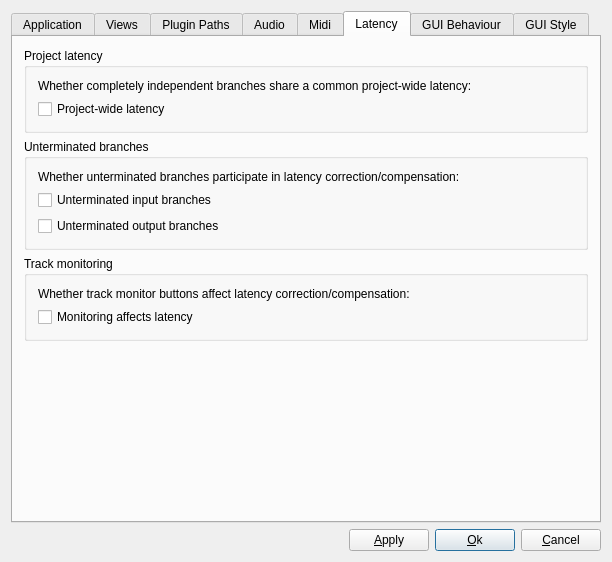
Above: muse3/muse/components/gensetbase.ui from emrum/muse before the change. Below: the same form after it.
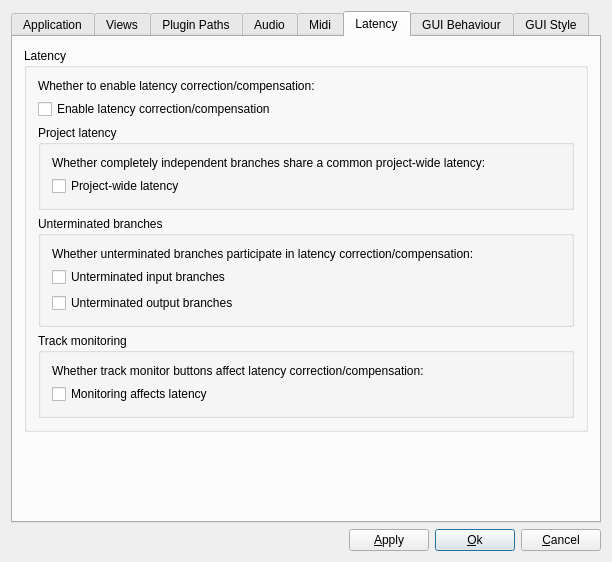
That is the form after the change. The open tabs and pages were chosen to show the change.

Commit message: Done 3rd latency API rewrite. Add settings correction enable.

```diff
--- a/muse3/muse/components/gensetbase.ui
+++ b/muse3/muse/components/gensetbase.ui
@@ -23,7 +23,7 @@
       </sizepolicy>
      </property>
      <property name="currentIndex">
-      <number>0</number>
+      <number>1</number>
      </property>
      <widget class="QWidget" name="TabPage">
       <attribute name="title">
@@ -1711,6 +1711,29 @@
       </attribute>
       <layout class="QVBoxLayout" name="verticalLayout_20">
        <item>
+        <widget class="QGroupBox" name="groupBox_10">
+         <property name="title">
+          <string>Latency</string>
+         </property>
+         <layout class="QVBoxLayout" name="verticalLayout_22">
+          <item>
+           <widget class="QLabel" name="label_24">
+            <property name="text">
+             <string>Whether to enable latency correction/compensation:</string>
+            </property>
+            <property name="wordWrap">
+             <bool>true</bool>
+            </property>
+           </widget>
+          </item>
+          <item>
+           <widget class="QCheckBox" name="enableLatencyCorrectionButton">
+            <property name="text">
+             <string>Enable latency correction/compensation</string>
+            </property>
+           </widget>
+          </item>
+          <item>
         <widget class="QGroupBox" name="groupBox_7">
          <property name="title">
           <string>Project latency</string>
@@ -1790,6 +1813,9 @@
             <property name="text">
              <string>Monitoring affects latency</string>
             </property>
+              </widget>
+             </item>
+            </layout>
            </widget>
           </item>
          </layout>
```
Lines whose indentation alone changed are shown as unchanged. The commit also changes 10 other files.
